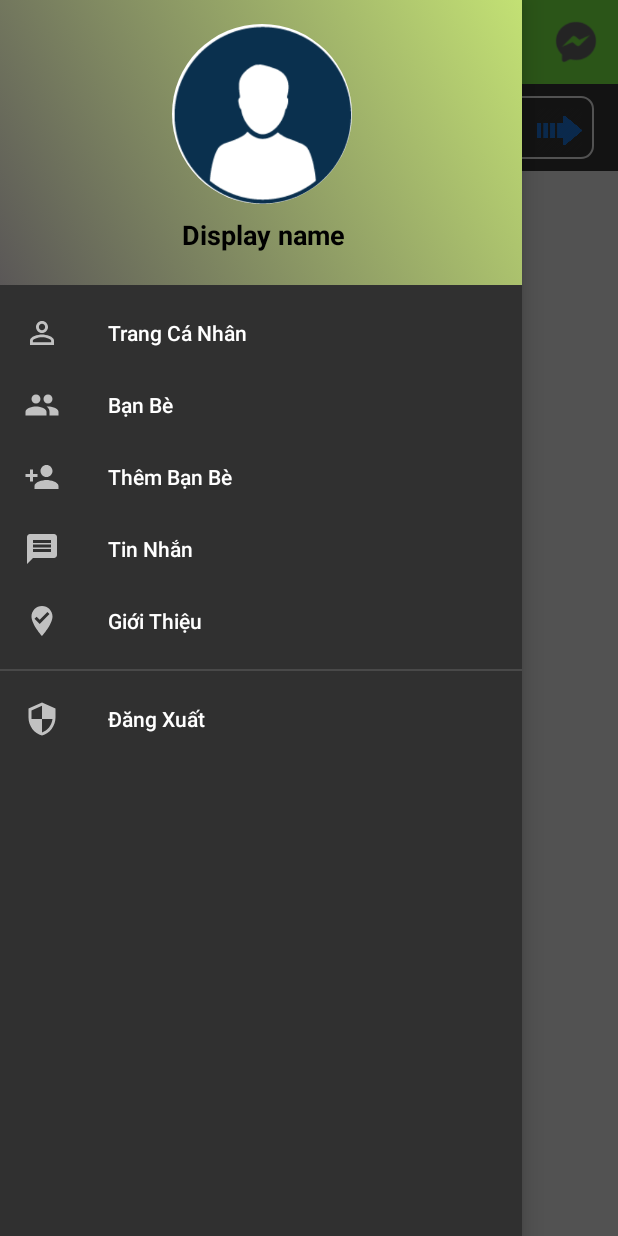
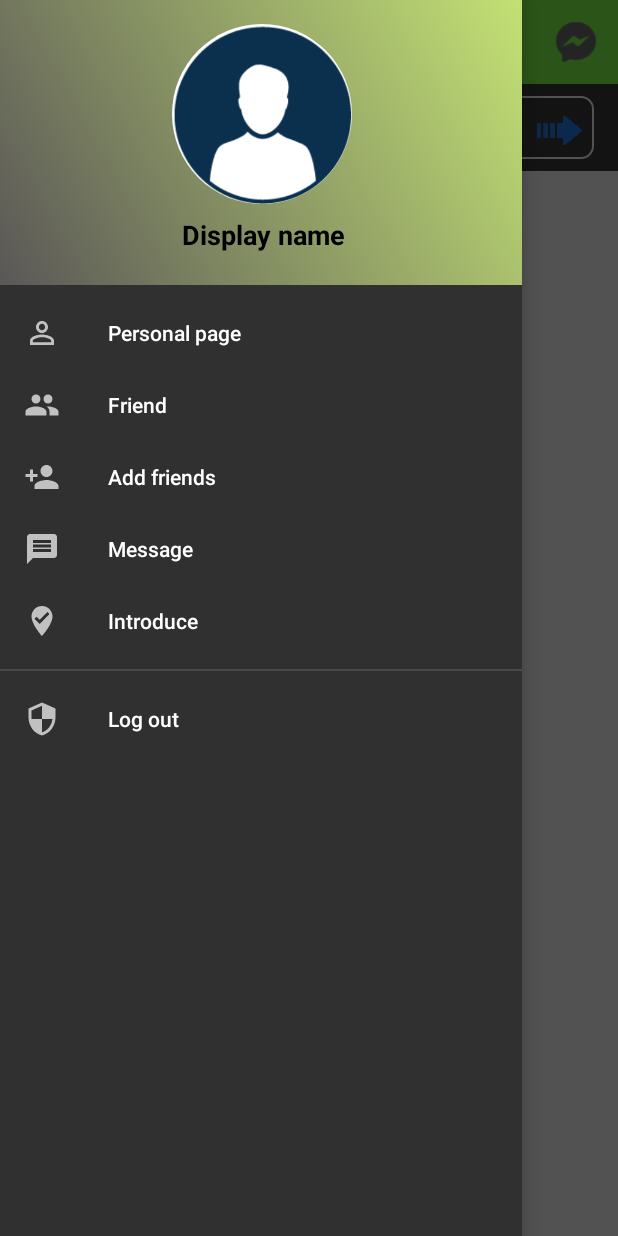
Before and after one commit to CoderEslam/ChatAppLikeFacebook, an Android app: the MainActivity screen opened directly, with no data from a screen before it, with the side drawer open, on a phone screen of 412 x 824 dp. Run offline under Robolectric (Android 15) with nearby library versions, the phone set to English and light mode, and no system bars; our stand-ins replace CircleImageView, Firebase (no records; nobody signed in at launch, a user with empty details on screens opened directly), Picasso; pictures from the network do not load.

Commit message:
working now

```diff
--- a/app/src/main/AndroidManifest.xml
+++ b/app/src/main/AndroidManifest.xml
@@ -45,7 +45,7 @@
             android:name=".FindFriendActivity"
             android:exported="true" />
         <activity
-            android:name=".Danh_Sach_Ban_BeActivity"
+            android:name=".BookFriendsActivity"
             android:exported="true" />
         <activity
             android:name=".CreateAccountActivity"
--- a/app/src/main/java/com/doubleclick/chatapp33/banBeMyViewHolder.java
+++ b/app/src/main/java/com/doubleclick/chatapp33/FriendMyViewHolder.java
@@ -8,12 +8,12 @@ import androidx.recyclerview.widget.RecyclerView;
 
 import de.hdodenhof.circleimageview.CircleImageView;
 
-public class banBeMyViewHolder extends RecyclerView.ViewHolder {
+public class FriendMyViewHolder extends RecyclerView.ViewHolder {
 
 
     CircleImageView profileImageUrl;
     TextView username,nghenghiep;
-    public banBeMyViewHolder(@NonNull View itemView) {
+    public FriendMyViewHolder(@NonNull View itemView) {
         super(itemView);
         profileImageUrl  = itemView.findViewById(R.id.profileImageShowBanBe);
         username  = itemView.findViewById(R.id.usernameShowBanBe);
--- a/app/src/main/java/com/doubleclick/chatapp33/MainActivity.java
+++ b/app/src/main/java/com/doubleclick/chatapp33/MainActivity.java
@@ -388,7 +388,7 @@ public class MainActivity extends AppCompatActivity implements NavigationView.On
                 startActivity(new Intent(MainActivity.this,ProfileActivity.class));
                 break;
             case R.id.firend:
-                startActivity(new Intent(MainActivity.this,Danh_Sach_Ban_BeActivity.class));
+                startActivity(new Intent(MainActivity.this, BookFriendsActivity.class));
                 break;
             case R.id.find_friend:
                 startActivity(new Intent(MainActivity.this,FindFriendActivity.class));
--- a/app/src/main/res/layout/activity_danh_sach_ban_be.xml
+++ b/app/src/main/res/layout/activity_danh_sach_ban_be.xml
@@ -4,6 +4,6 @@
     xmlns:tools="http://schemas.android.com/tools"
     android:layout_width="match_parent"
     android:layout_height="match_parent"
-    tools:context=".Danh_Sach_Ban_BeActivity">
+    tools:context=".BookFriendsActivity">
 
 </androidx.constraintlayout.widget.ConstraintLayout>
--- a/app/src/main/res/menu/draw_menu.xml
+++ b/app/src/main/res/menu/draw_menu.xml
@@ -1,29 +1,35 @@
 <?xml version="1.0" encoding="utf-8"?>
 <menu xmlns:android="http://schemas.android.com/apk/res/android">
     <group android:id="@+id/firt">
-        <item android:id="@+id/profile"
-            android:title="Trang Cá Nhân"
-            android:icon="@drawable/ic_person"/>
+        <item
+            android:id="@+id/profile"
+            android:icon="@drawable/ic_person"
+            android:title="@string/personal_page" />
 
-        <item android:id="@+id/firend"
-            android:title="Bạn Bè"
-            android:icon="@drawable/ic_my_friend"/>
+        <item
+            android:id="@+id/firend"
+            android:icon="@drawable/ic_my_friend"
+            android:title="@string/friend" />
 
-        <item android:id="@+id/find_friend"
-            android:title="Thêm Bạn Bè"
-            android:icon="@drawable/ic_add_friend"/>
+        <item
+            android:id="@+id/find_friend"
+            android:icon="@drawable/ic_add_friend"
+            android:title="@string/add_friends" />
 
-        <item android:id="@+id/chat"
-            android:title="Tin Nhắn"
-            android:icon="@drawable/ic_tin_nhan"/>
-        <item android:id="@+id/about"
-            android:title="Giới Thiệu"
-            android:icon="@drawable/ic_about_app"/>
+        <item
+            android:id="@+id/chat"
+            android:icon="@drawable/ic_tin_nhan"
+            android:title="@string/message" />
+        <item
+            android:id="@+id/about"
+            android:icon="@drawable/ic_about_app"
+            android:title="@string/introduce" />
     </group>
     <group android:id="@+id/drawer_second">
-        <item android:id="@+id/logout"
-            android:title="Đăng Xuất"
-            android:icon="@drawable/ic_loout"/>
+        <item
+            android:id="@+id/logout"
+            android:icon="@drawable/ic_loout"
+            android:title="Log out" />
 
     </group>
 </menu>
--- a/app/src/main/res/values/strings.xml
+++ b/app/src/main/res/values/strings.xml
@@ -19,4 +19,9 @@
     <string name="write_a_comment">Write a comment....</string>
     <string name="your_post">Your post</string>
     <string name="_0_hours_ago">0 hours ago</string>
+    <string name="personal_page">Personal page</string>
+    <string name="friend">Friend</string>
+    <string name="add_friends">Add friends</string>
+    <string name="message">Message</string>
+    <string name="introduce">Introduce</string>
 </resources>
```
Also changed, not shown: app/src/main/java/com/doubleclick/chatapp33/BookFriendsActivity.java (renamed from app/src/main/java/com/doubleclick/chatapp33/Danh_Sach_Ban_BeActivity.java, +7 -7 lines), app/src/main/java/com/doubleclick/chatapp33/ShowAllUserChatActivity.java (+5 -5 lines).
